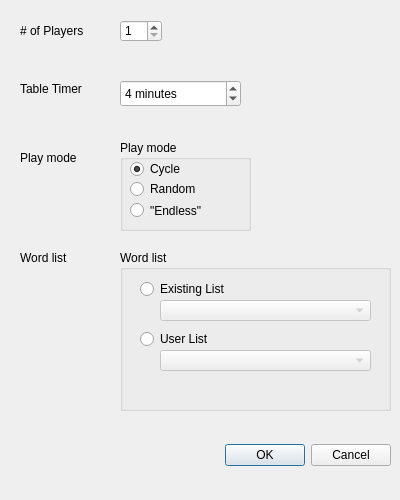
Above: aerolith/client/src/tableCreateForm.ui from domino14/aerolithdesktop before the change. Below: the same form after it.
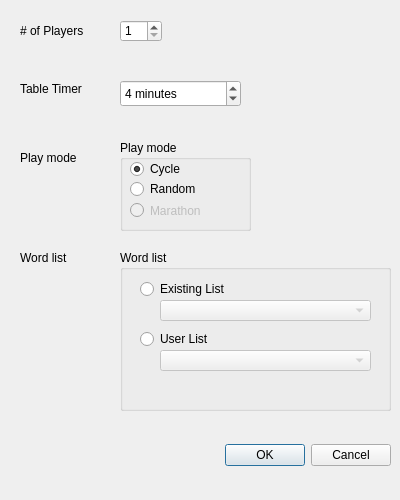
That is the form after the change.

Diff of the .ui file:
```diff
--- a/aerolith/client/src/tableCreateForm.ui
+++ b/aerolith/client/src/tableCreateForm.ui
@@ -243,6 +243,9 @@
     </property>
    </widget>
    <widget class="QRadioButton" name="endlessRbo" >
+    <property name="enabled" >
+     <bool>false</bool>
+    </property>
     <property name="geometry" >
      <rect>
       <x>10</x>
@@ -252,7 +255,10 @@
      </rect>
     </property>
     <property name="text" >
-     <string>"Endless"</string>
+     <string>Marathon</string>
+    </property>
+    <property name="checkable" >
+     <bool>true</bool>
     </property>
    </widget>
   </widget>
```
Left out of the diff: 12 changed lines with no effect on the pictures.
